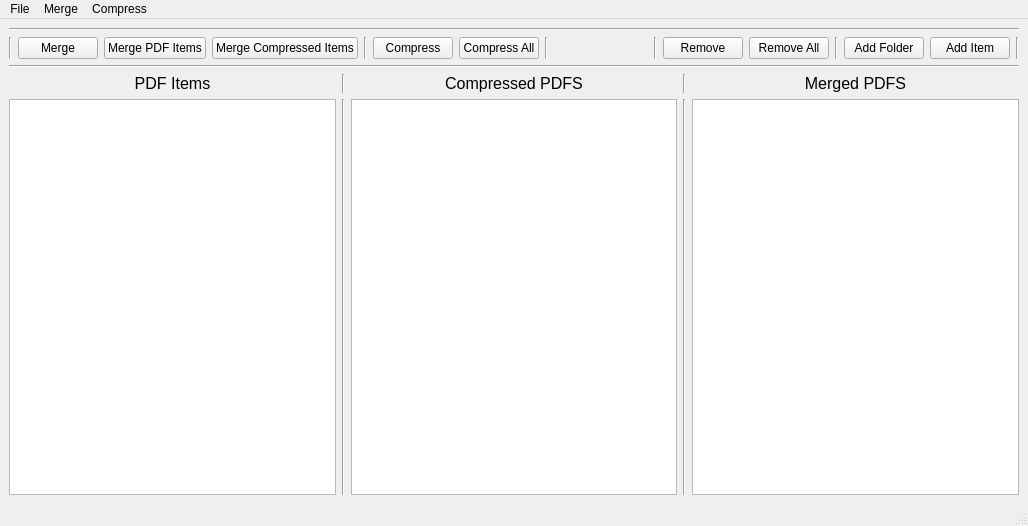
First picture: the form in ui/mainUi.ui, repository darkard2003/PDFHandelerGUI, before the edit.
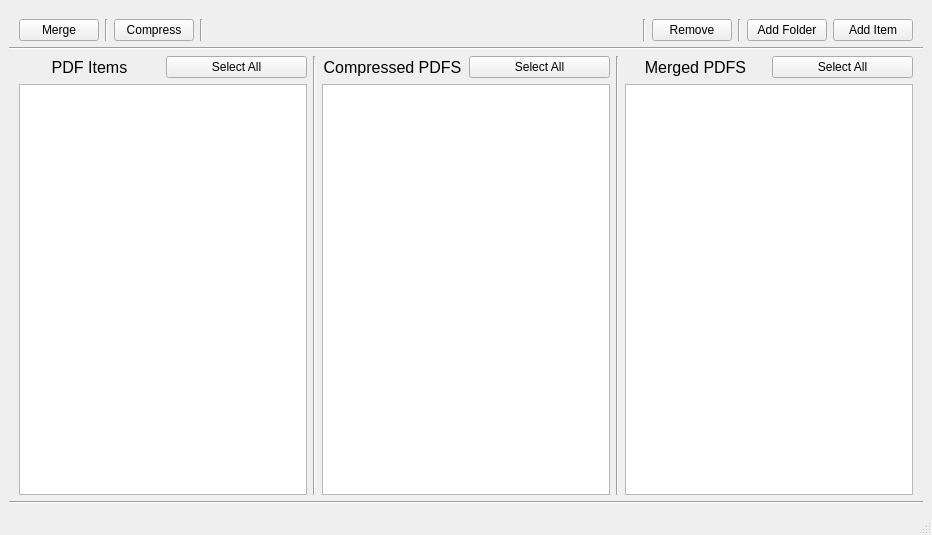
Second picture: the form after the edit. Icons and pictures are not drawn.

Commit message: Stramlined Designs

What changed in the file:
```diff
--- a/ui/mainUi.ui
+++ b/ui/mainUi.ui
@@ -6,8 +6,8 @@
    <rect>
     <x>0</x>
     <y>0</y>
-    <width>977</width>
-    <height>526</height>
+    <width>932</width>
+    <height>535</height>
    </rect>
   </property>
   <property name="sizePolicy">
@@ -29,24 +29,25 @@
     <normaloff>../../../../../../../.designer/backup/resources/icon.png</normaloff>
     <normalon>../../../../../../../.designer/resources/icon.png</normalon>../../../../../../../.designer/backup/resources/icon.png</iconset>
   </property>
+  <property name="styleSheet">
+   <string notr="true"/>
+  </property>
   <widget class="QWidget" name="centralwidget">
-   <layout class="QVBoxLayout" name="verticalLayout_2">
-    <item>
-     <widget class="Line" name="line">
-      <property name="orientation">
-       <enum>Qt::Horizontal</enum>
-      </property>
-     </widget>
-    </item>
+   <property name="styleSheet">
+    <string notr="true"/>
+   </property>
+   <layout class="QVBoxLayout" name="verticalLayout">
     <item>
      <layout class="QHBoxLayout" name="horizontalLayout">
-      <item>
-       <widget class="Line" name="line_11">
-        <property name="orientation">
-         <enum>Qt::Vertical</enum>
-        </property>
-       </widget>
-      </item>
+      <property name="leftMargin">
+       <number>10</number>
+      </property>
+      <property name="topMargin">
+       <number>10</number>
+      </property>
+      <property name="rightMargin">
+       <number>10</number>
+      </property>
       <item>
        <widget class="QPushButton" name="mergeSelectedButton">
         <property name="text">
@@ -54,20 +55,6 @@
         </property>
        </widget>
       </item>
-      <item>
-       <widget class="QPushButton" name="mergePdfButton">
-        <property name="text">
-         <string>Merge PDF Items</string>
-        </property>
-       </widget>
-      </item>
-      <item>
-       <widget class="QPushButton" name="mergeCompressedButton">
-        <property name="text">
-         <string>Merge Compressed Items</string>
-        </property>
-       </widget>
-      </item>
       <item>
        <widget class="Line" name="line_4">
         <property name="orientation">
@@ -82,13 +69,6 @@
         </property>
        </widget>
       </item>
-      <item>
-       <widget class="QPushButton" name="compressAllButton">
-        <property name="text">
-         <string>Compress All</string>
-        </property>
-       </widget>
-      </item>
       <item>
        <widget class="Line" name="line_5">
         <property name="orientation">
@@ -126,13 +106,6 @@
         </property>
        </widget>
       </item>
-      <item>
-       <widget class="QPushButton" name="removeAllButton">
-        <property name="text">
-         <string>Remove All</string>
-        </property>
-       </widget>
-      </item>
       <item>
        <widget class="Line" name="line_3">
         <property name="orientation">
@@ -154,13 +127,6 @@
         </property>
        </widget>
       </item>
-      <item>
-       <widget class="Line" name="line_12">
-        <property name="orientation">
-         <enum>Qt::Vertical</enum>
-        </property>
-       </widget>
-      </item>
      </layout>
     </item>
     <item>
@@ -171,7 +137,18 @@
      </widget>
     </item>
     <item>
-     <layout class="QVBoxLayout" name="verticalLayout">
+     <layout class="QHBoxLayout" name="horizontalLayout_5">
+      <property name="sizeConstraint">
+       <enum>QLayout::SetMaximumSize</enum>
+      </property>
+      <property name="leftMargin">
+       <number>10</number>
+      </property>
+      <property name="rightMargin">
+       <number>10</number>
+      </property>
+      <item>
+       <layout class="QVBoxLayout" name="pdfItemsLayout">
       <item>
        <layout class="QHBoxLayout" name="horizontalLayout_2">
         <item>
@@ -194,61 +171,14 @@
          </widget>
         </item>
         <item>
-         <widget class="Line" name="line_9">
-          <property name="orientation">
-           <enum>Qt::Vertical</enum>
-          </property>
-         </widget>
-        </item>
-        <item>
-         <widget class="QLabel" name="label_2">
-          <property name="font">
-           <font>
-            <pointsize>12</pointsize>
-            <stylestrategy>PreferAntialias</stylestrategy>
-           </font>
-          </property>
-          <property name="layoutDirection">
-           <enum>Qt::LeftToRight</enum>
-          </property>
+           <widget class="QPushButton" name="pdfListViewToggleSelection">
           <property name="text">
-           <string>Compressed PDFS</string>
-          </property>
-          <property name="alignment">
-           <set>Qt::AlignCenter</set>
-          </property>
-         </widget>
-        </item>
-        <item>
-         <widget class="Line" name="line_10">
-          <property name="orientation">
-           <enum>Qt::Vertical</enum>
-          </property>
-         </widget>
-        </item>
-        <item>
-         <widget class="QLabel" name="label_3">
-          <property name="font">
-           <font>
-            <pointsize>12</pointsize>
-            <stylestrategy>PreferAntialias</stylestrategy>
-           </font>
-          </property>
-          <property name="layoutDirection">
-           <enum>Qt::LeftToRight</enum>
-          </property>
-          <property name="text">
-           <string>Merged PDFS</string>
-          </property>
-          <property name="alignment">
-           <set>Qt::AlignCenter</set>
+             <string>Select All</string>
           </property>
          </widget>
         </item>
        </layout>
       </item>
-      <item>
-       <layout class="QHBoxLayout" name="horizontalLayout_6">
         <item>
          <widget class="QListWidget" name="pdfListView">
           <property name="font">
@@ -280,6 +210,8 @@
           </property>
          </widget>
         </item>
+       </layout>
+      </item>
         <item>
          <widget class="Line" name="line_7">
           <property name="orientation">
@@ -288,6 +220,38 @@
          </widget>
         </item>
         <item>
+       <layout class="QVBoxLayout" name="compressedItemsLayout">
+        <item>
+         <layout class="QHBoxLayout" name="horizontalLayout_3">
+          <item>
+           <widget class="QLabel" name="label_2">
+            <property name="font">
+             <font>
+              <pointsize>12</pointsize>
+              <stylestrategy>PreferAntialias</stylestrategy>
+             </font>
+            </property>
+            <property name="layoutDirection">
+             <enum>Qt::LeftToRight</enum>
+            </property>
+            <property name="text">
+             <string>Compressed PDFS</string>
+            </property>
+            <property name="alignment">
+             <set>Qt::AlignCenter</set>
+            </property>
+           </widget>
+          </item>
+          <item>
+           <widget class="QPushButton" name="compressedListViewToggleSelection">
+            <property name="text">
+             <string>Select All</string>
+            </property>
+           </widget>
+          </item>
+         </layout>
+        </item>
+        <item>
          <widget class="QListWidget" name="compressedListView">
           <property name="font">
            <font>
@@ -309,6 +273,8 @@
           </property>
          </widget>
         </item>
+       </layout>
+      </item>
         <item>
          <widget class="Line" name="line_8">
           <property name="orientation">
@@ -317,6 +283,38 @@
          </widget>
         </item>
         <item>
+       <layout class="QVBoxLayout" name="mergedPDFLayout">
+        <item>
+         <layout class="QHBoxLayout" name="horizontalLayout_4">
+          <item>
+           <widget class="QLabel" name="label_3">
+            <property name="font">
+             <font>
+              <pointsize>12</pointsize>
+              <stylestrategy>PreferAntialias</stylestrategy>
+             </font>
+            </property>
+            <property name="layoutDirection">
+             <enum>Qt::LeftToRight</enum>
+            </property>
+            <property name="text">
+             <string>Merged PDFS</string>
+            </property>
+            <property name="alignment">
+             <set>Qt::AlignCenter</set>
+            </property>
+           </widget>
+          </item>
+          <item>
+           <widget class="QPushButton" name="mergedListViewToggleSelection">
+            <property name="text">
+             <string>Select All</string>
+            </property>
+           </widget>
+          </item>
+         </layout>
+        </item>
+        <item>
          <widget class="QListWidget" name="mergedListView">
           <property name="font">
            <font>
@@ -342,6 +340,13 @@
       </item>
      </layout>
     </item>
+    <item>
+     <widget class="Line" name="line_13">
+      <property name="orientation">
+       <enum>Qt::Horizontal</enum>
+      </property>
+     </widget>
+    </item>
    </layout>
   </widget>
   <widget class="QMenuBar" name="menubar">
@@ -349,36 +354,10 @@
     <rect>
      <x>0</x>
      <y>0</y>
-     <width>977</width>
+     <width>932</width>
      <height>22</height>
     </rect>
    </property>
-   <widget class="QMenu" name="menuFile">
-    <property name="title">
-     <string>File</string>
-    </property>
-    <addaction name="actionOpen"/>
-    <addaction name="actionOpenFolder"/>
-    <addaction name="actionRemoveSelected"/>
-    <addaction name="actionRemoveAll"/>
-   </widget>
-   <widget class="QMenu" name="menuAction">
-    <property name="title">
-     <string>Merge</string>
-    </property>
-    <addaction name="actionMergeSelected"/>
-    <addaction name="actionMergeAll"/>
-   </widget>
-   <widget class="QMenu" name="menuCompress">
-    <property name="title">
-     <string>Compress</string>
-    </property>
-    <addaction name="actionCompressSelected"/>
-    <addaction name="actionCompressAll"/>
-   </widget>
-   <addaction name="menuFile"/>
-   <addaction name="menuAction"/>
-   <addaction name="menuCompress"/>
   </widget>
   <widget class="QStatusBar" name="statusbar"/>
   <action name="actionOpen">
```
Lines whose indentation alone changed are shown as unchanged. The commit also changes 2 other files.
